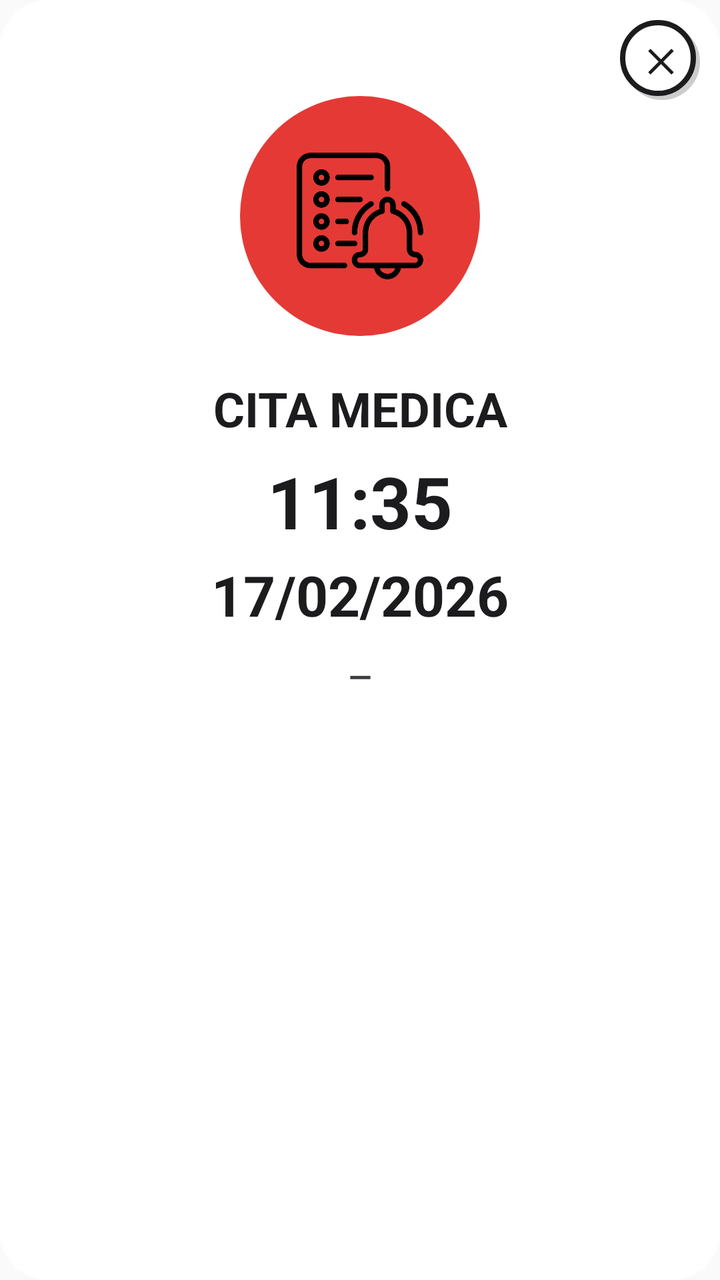
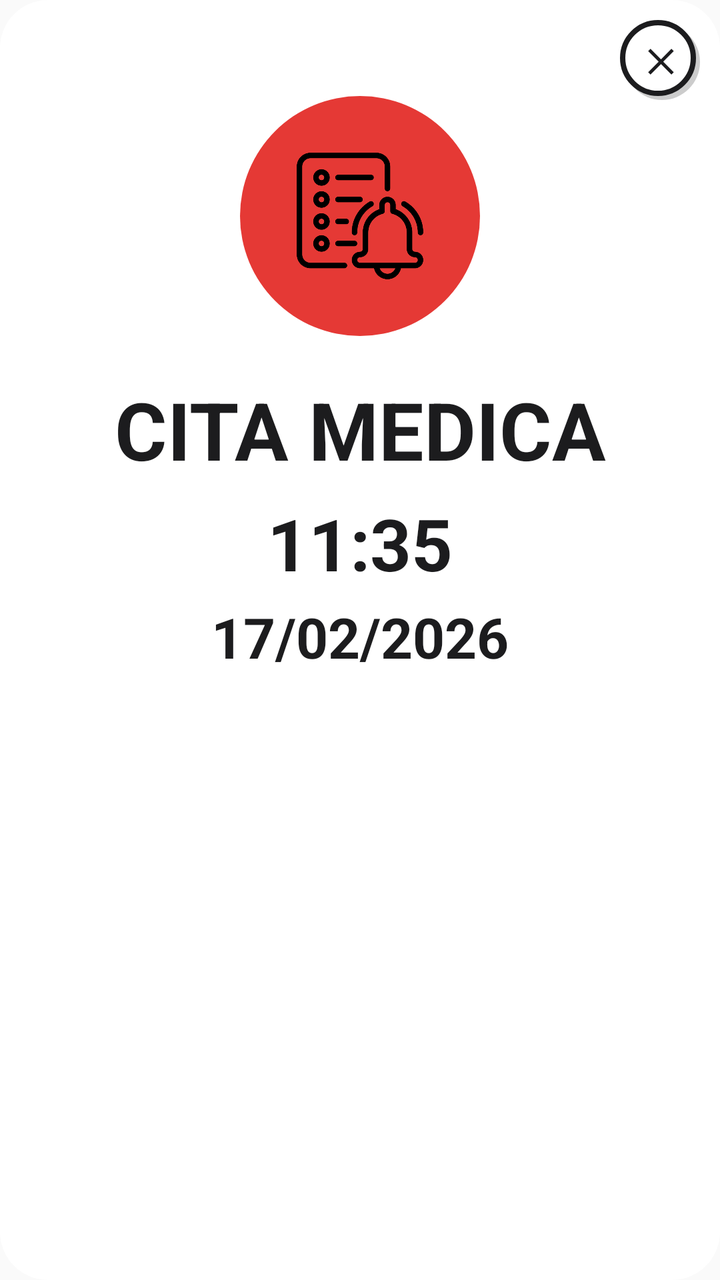

An Android layout rendered at two revisions. The XML below is the earlier revision; the diff shows what the commit changed to produce the second picture.
<!-- AndroidManifest.xml: application theme AppTheme.NoActionBar -->
<!-- res/layout/dialog_detalle_recordatorio.xml -->
<?xml version="1.0" encoding="utf-8"?>
<FrameLayout
    xmlns:android="http://schemas.android.com/apk/res/android"
    android:layout_width="400dp"
    android:layout_height="wrap_content"
    android:background="@drawable/bg_dialog">

    
    <LinearLayout
        android:layout_width="match_parent"
        android:layout_height="wrap_content"
        android:orientation="vertical"
        android:gravity="center"
        android:paddingStart="36dp"
        android:paddingEnd="36dp"
        android:paddingTop="48dp"
        android:paddingBottom="36dp">

        
        <FrameLayout
            android:layout_width="120dp"
            android:layout_height="120dp"
            android:layout_gravity="center_horizontal"
            android:layout_marginBottom="20dp"
            android:background="@drawable/bg_circle_red">
            <ImageView
                android:layout_width="66dp"
                android:layout_height="66dp"
                android:layout_gravity="center"
                android:src="@drawable/ic_cita"
                android:contentDescription=""/>
        </FrameLayout>

        <TextView
            android:id="@+id/tvTituloDetRec"
            android:layout_width="wrap_content"
            android:layout_height="wrap_content"
            android:text="CITA MEDICA"
            android:textSize="24sp"
            android:textStyle="bold"
            android:textColor="#1C1C1E"
            android:gravity="center"
            android:layout_marginBottom="6dp"/>

        <TextView
            android:id="@+id/tvHoraDetRec"
            android:layout_width="wrap_content"
            android:layout_height="wrap_content"
            android:text="11:35"
            android:textSize="36sp"
            android:textStyle="bold"
            android:textColor="#1C1C1E"
            android:layout_marginBottom="4dp"/>

        <TextView
            android:id="@+id/tvFechaDetRec"
            android:layout_width="wrap_content"
            android:layout_height="wrap_content"
            android:text="17/02/2026"
            android:textSize="28sp"
            android:textStyle="bold"
            android:textColor="#1C1C1E"
            android:layout_marginBottom="12dp"/>

        <TextView
            android:id="@+id/tvDescDetRec"
            android:layout_width="wrap_content"
            android:layout_height="wrap_content"
            android:text="—"
            android:textSize="15sp"
            android:textStyle="bold"
            android:textColor="#3C3C43"
            android:gravity="center"/>

    </LinearLayout>

    
    <TextView
        android:id="@+id/btnCerrarDetRec"
        android:layout_width="40dp"
        android:layout_height="40dp"
        android:layout_gravity="top|end"
        android:layout_marginTop="10dp"
        android:layout_marginEnd="10dp"
        android:text="✕"
        android:textSize="16sp"
        android:textStyle="bold"
        android:textColor="#1C1C1E"
        android:gravity="center"
        android:background="@drawable/bg_tipo_normal"
        android:clickable="true"
        android:focusable="true"/>

</FrameLayout>
<!-- resources referenced by this layout -->
<resources>
  <!-- drawable bg_circle_red (drawable) -->
  <?xml version="1.0" encoding="utf-8"?>
  <shape xmlns:android="http://schemas.android.com/apk/res/android"
      android:shape="oval">
      <solid android:color="#E53935"/>
  </shape>
  <!-- drawable bg_dialog (drawable) -->
  <?xml version="1.0" encoding="utf-8"?>
  <shape xmlns:android="http://schemas.android.com/apk/res/android"
      android:shape="rectangle">
      <solid android:color="#FFFFFF"/>
      <corners android:radius="24dp"/>
  </shape>
  <!-- drawable bg_tipo_normal (drawable) -->
  <?xml version="1.0" encoding="utf-8"?>
  <layer-list xmlns:android="http://schemas.android.com/apk/res/android">
      
      <item android:top="2dp" android:left="2dp">
          <shape android:shape="rectangle">
              <solid android:color="#33000000" />
              <corners android:radius="70dp" />
          </shape>
      </item>
      
      <item android:bottom="2dp" android:right="2dp">
          <shape android:shape="rectangle">
              <solid android:color="#FFFFFF" />
              <corners android:radius="70dp" />
              <stroke
                  android:color="#1C1C1E"
                  android:width="2.5dp" />
          </shape>
      </item>
  </layer-list>
  <!-- drawable ic_cita: png bitmap (drawable, 18446 bytes) -->
  <style name="AppTheme.NoActionBar">
          <item name="windowActionBar">false</item>
          <item name="windowNoTitle">true</item>
          <item name="android:statusBarColor">@color/fondo_app</item>
          <item name="android:windowLightStatusBar">true</item>
      </style>
  <color name="fondo_app">#F2F2F7</color>
</resources>

<!-- the commit's change to res/layout/dialog_detalle_recordatorio.xml (unified diff, before → after) -->
@@ -36,7 +36,7 @@
             android:layout_width="wrap_content"
             android:layout_height="wrap_content"
             android:text="CITA MEDICA"
-            android:textSize="24sp"
+            android:textSize="40sp"
             android:textStyle="bold"
             android:textColor="#1C1C1E"
             android:gravity="center"
@@ -62,16 +62,6 @@
             android:textColor="#1C1C1E"
             android:layout_marginBottom="12dp"/>
 
-        <TextView
-            android:id="@+id/tvDescDetRec"
-            android:layout_width="wrap_content"
-            android:layout_height="wrap_content"
-            android:text="—"
-            android:textSize="15sp"
-            android:textStyle="bold"
-            android:textColor="#3C3C43"
-            android:gravity="center"/>
-
     </LinearLayout>
 
     
